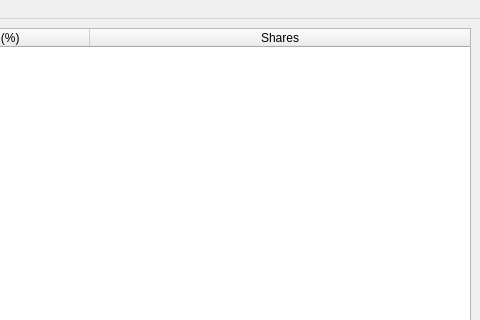
Qt form src/ui/main.ui (Heiss/ETF-Constituents) before a commit; both pictures show x 320 to 800 and y 0 to 320 of the 800 by 600 pixel window.
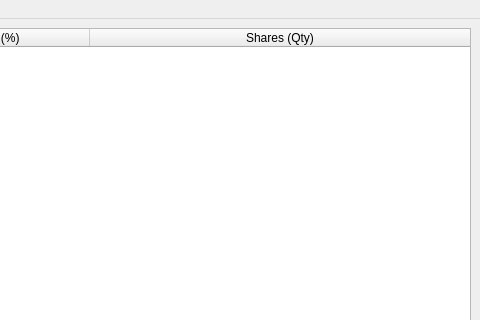
The same form after that commit.

What changed in the file:
```diff
--- a/src/ui/main.ui
+++ b/src/ui/main.ui
@@ -47,7 +47,7 @@
       </column>
       <column>
        <property name="text">
-        <string>Shares</string>
+        <string>Shares (Qty)</string>
        </property>
       </column>
      </widget>
```
